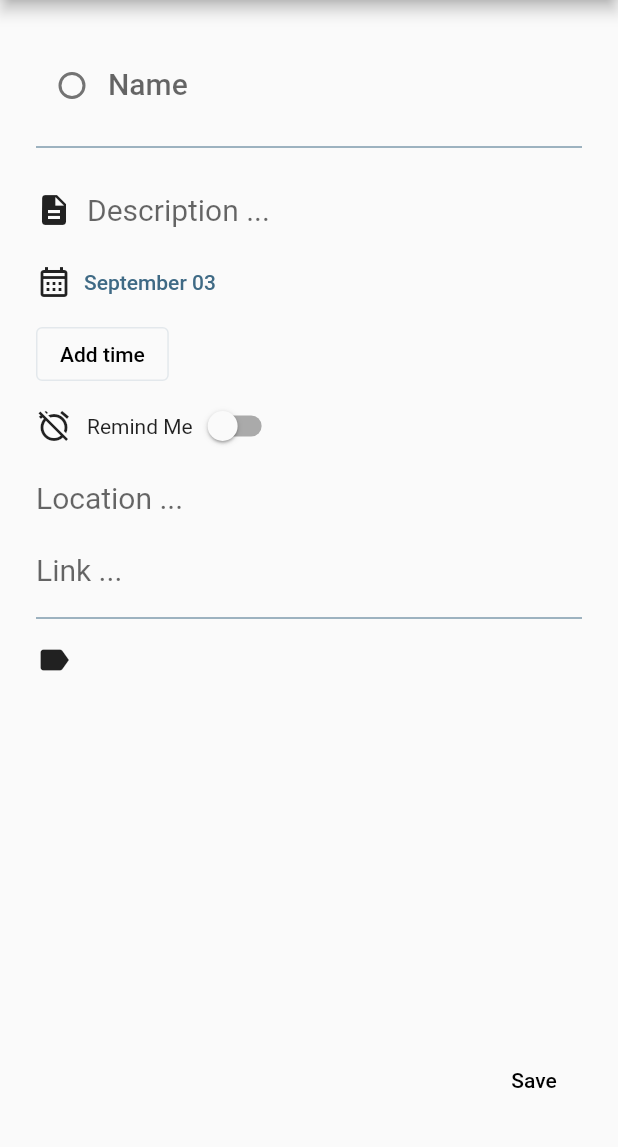
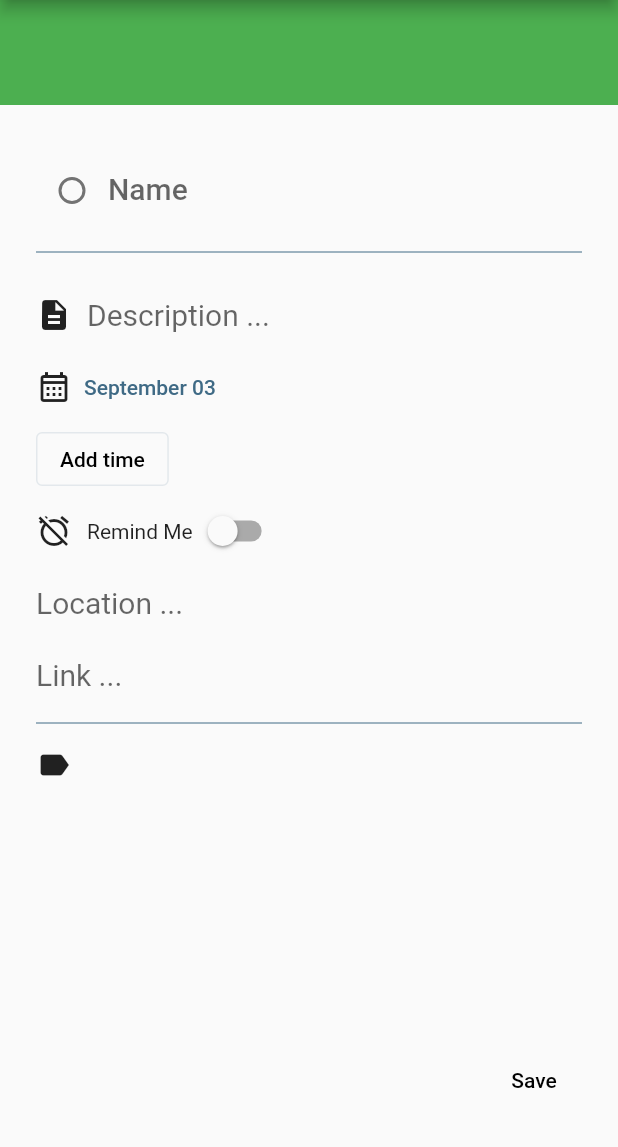
Before and after one commit to nimitz-Bear/nudge, a Flutter app: the ItemPage screen opened directly, on a phone screen of 412 x 824 dp, the part 84-1231 px from its top. Run offline on Flutter 3.47's test engine with Material 2 defaults, Android fonts, the phone set to English and light mode, and no system bars; our stand-ins replace cloud_firestore, firebase_auth, firebase_core, flutter_slidable, google_sign_in, syncfusion_flutter_calendar; missing offline and left inert: flex_color_picker; accounts and stored records are empty.

Commit message:
feat: add color to item model

```diff
--- a/lib/models/item.dart
+++ b/lib/models/item.dart
@@ -1,4 +1,5 @@
 import 'package:cloud_firestore/cloud_firestore.dart';
+import 'package:flutter/material.dart';
 import 'package:nudge/providers/items_provider.dart';
 import 'package:nudge/providers/user_provider.dart';
 
@@ -6,6 +7,7 @@ class TodoItem {
   String itemID = "";
   String itemName;
   String? itemDescription;
+  Color color;
   bool done = false;
   bool isRepeating = false;
   DateTime? time;
@@ -26,6 +28,7 @@ class TodoItem {
       this.done = false,
       this.isRepeating = false,
       this.itemDescription,
+      this.color = Colors.green,
       this.time,
       this.location,
       this.link,
@@ -39,6 +42,7 @@ class TodoItem {
       'itemID': itemID,
       'itemName': itemName,
       'itemDescription': itemDescription ?? "",
+      'color': color.value,
       'done': done,
       'isRepeating': isRepeating,
       'time': time
@@ -58,6 +62,7 @@ class TodoItem {
         itemID: map['itemID'] ?? "",
         itemName: map['itemName'] ?? "",
         itemDescription: map['itemDescription'] ?? "",
+        color: Color(map['color'] ?? Colors.green.value),
         done: map['done'],
         isRepeating: map['isRepeating'],
         time: DateTime.fromMillisecondsSinceEpoch(map['time']),
--- a/lib/screens/calendar_page.dart
+++ b/lib/screens/calendar_page.dart
@@ -149,7 +149,7 @@ class MeetingDataSource extends CalendarDataSource {
 
   @override
   Color getColor(int index) {
-    return Colors.greenAccent; //TODO add a color field to TodoItem
+    return appointments![index].color;
   }
 
   @override
--- a/lib/screens/item_page.dart
+++ b/lib/screens/item_page.dart
@@ -1,3 +1,4 @@
+import 'package:flex_color_picker/flex_color_picker.dart';
 import 'package:flutter/material.dart';
 import 'package:intl/intl.dart';
 import 'package:nudge/models/item.dart';
@@ -31,6 +32,7 @@ class _ItemPageState extends State<ItemPage> {
   var timeFormat = DateFormat.Hm();
   bool showTime = false;
   List<Label> labels = [];
+  Color color = Colors.green;
 
   void onCheckboxChanged(bool? value) {
     setState(() {
@@ -54,6 +56,9 @@ class _ItemPageState extends State<ItemPage> {
     descriptionController.text = item.itemDescription ?? "";
     locationController.text = item.location ?? "";
     linkController.text = item.link ?? "";
+
+    // set the color
+    color = item.color;
 
     // time
     selectedDate = item.time ?? DateTime.now();
@@ -81,6 +86,7 @@ class _ItemPageState extends State<ItemPage> {
     item.isReminder = doNotification;
     item.done = done;
     item.labels = labels.map((e) => e.id).toList();
+    item.color = color;
   }
 
   @override
@@ -90,7 +96,6 @@ class _ItemPageState extends State<ItemPage> {
     setupExistingItem();
     super.initState();
   }
-  // TODO: refactor so that only the date/time picker is Stateful
 
   @override
   Widget build(BuildContext context) {
@@ -104,6 +109,21 @@ class _ItemPageState extends State<ItemPage> {
         ],
       ),
       body: SafeArea(
+        child: Center(
+          child: Column(
+            mainAxisSize: MainAxisSize.min,
+            children: [
+              GestureDetector(
+                onTap: () async {
+                  color = await showColorPickerDialog(context, color);
+                  setState(() {});
+                },
+                child: SizedBox(
+                    height: 70,
+                    width: MediaQuery.of(context).size.width,
+                    child: Container(color: color)),
+              ),
+              Expanded(
                 child: Padding(
                   padding: const EdgeInsets.all(24.0),
                   child: Column(
@@ -113,6 +133,7 @@ class _ItemPageState extends State<ItemPage> {
                       // Row with:
                       //  checkbox
                       //   Title
+
                       Row(
                         children: [
                           Checkbox.adaptive(
@@ -159,6 +180,7 @@ class _ItemPageState extends State<ItemPage> {
                           ),
                         ],
                       ),
+
                       Row(
                         children: [
                           const Icon(Icons.calendar_month_outlined),
@@ -168,7 +190,8 @@ class _ItemPageState extends State<ItemPage> {
 
                               DateTime? test = await showDatePicker(
                                   context: context,
-                          initialDate: DateTime(now.year, now.month, now.day),
+                                  initialDate:
+                                      DateTime(now.year, now.month, now.day),
                                   firstDate: now,
                                   lastDate: DateTime(2101));
 
@@ -178,7 +201,9 @@ class _ItemPageState extends State<ItemPage> {
                             },
                             child: Text(outputFormat.format(selectedDate),
                                 style: TextStyle(
-                            color: Theme.of(context).colorScheme.tertiary)),
+                                    color: Theme.of(context)
+                                        .colorScheme
+                                        .tertiary)),
                           ),
                         ],
                       ),
@@ -189,7 +214,8 @@ class _ItemPageState extends State<ItemPage> {
                                 const Icon(Icons.access_time_filled),
                                 TextButton(
                                     onPressed: () async {
-                              TimeOfDay? chosenTime = await showTimePicker(
+                                      TimeOfDay? chosenTime =
+                                          await showTimePicker(
                                               context: context,
                                               initialTime: TimeOfDay.now());
 
@@ -212,7 +238,7 @@ class _ItemPageState extends State<ItemPage> {
                               ],
                             )
                           : OutlinedButton(
-                      child: Text("Add time"),
+                              child: const Text("Add time"),
                               onPressed: () => setState(() {
                                     showTime = true;
                                   })),
@@ -224,7 +250,8 @@ class _ItemPageState extends State<ItemPage> {
                           Switch(
                             // This bool value toggles the switch.
                             value: doNotification,
-                    activeColor: Theme.of(context).colorScheme.secondary,
+                            activeColor:
+                                Theme.of(context).colorScheme.secondary,
                             onChanged: (bool value) {
                               // called when switch si toggled
                               setState(() {
@@ -246,7 +273,8 @@ class _ItemPageState extends State<ItemPage> {
                               color: Theme.of(context).colorScheme.tertiary,
                               fontSize: 20),
                           decoration: const InputDecoration(
-                      hintText: "Location ...", border: InputBorder.none)),
+                              hintText: "Location ...",
+                              border: InputBorder.none)),
                       TextFormField(
                           controller: linkController,
                           style: TextStyle(
@@ -270,16 +298,19 @@ class _ItemPageState extends State<ItemPage> {
                           }
                         },
                         child: FutureBuilder(
-                  future: LabelsProvider().getLabelsForItem(widget.item),
+                          future:
+                              LabelsProvider().getLabelsForItem(widget.item),
                           builder: (context, snapshot) {
-                    if (snapshot.connectionState == ConnectionState.done) {
+                            if (snapshot.connectionState ==
+                                ConnectionState.done) {
                               return Row(
                                 mainAxisAlignment: MainAxisAlignment.start,
                                 children: [
                                   const Icon(Icons.label),
                                   SizedBox(
                                     height: 40,
-                            width: MediaQuery.of(context).size.width - 80,
+                                    width:
+                                        MediaQuery.of(context).size.width - 80,
                                     child: ListView.builder(
                                       scrollDirection: Axis.horizontal,
                                       itemCount: labels.length,
@@ -289,12 +320,15 @@ class _ItemPageState extends State<ItemPage> {
                                           child: Container(
                                             decoration: BoxDecoration(
                                                 color: labels[index].color,
-                                        borderRadius: const BorderRadius.all(
+                                                borderRadius:
+                                                    const BorderRadius.all(
                                                         Radius.circular(5.0))),
                                             child: Padding(
-                                      padding: const EdgeInsets.all(8.0),
+                                              padding:
+                                                  const EdgeInsets.all(8.0),
                                               child: Text(labels[index].name,
-                                          style: const TextStyle(height: 1.1)),
+                                                  style: const TextStyle(
+                                                      height: 1.1)),
                                             ),
                                           ),
                                         );
@@ -318,16 +352,18 @@ class _ItemPageState extends State<ItemPage> {
                         child: TextButton(
                           child: const Text("Save"),
                           onPressed: () {
+                            // print(widget.item!.toMap());
                             if (titleController.text.isEmpty) {
-                      showErrorDialog(context, "Title of task can't be empty!");
+                              showErrorDialog(
+                                  context, "Title of task can't be empty!");
                               return;
                             }
 
                             // TODO: move this to the ItemsProvider
                             // if the widget item doesnt exist, make a new one, else update
                             if (widget.item == null) {
-                      TodoItem item =
-                          TodoItem(itemID: "", itemName: titleController.text);
+                              TodoItem item = TodoItem(
+                                  itemID: "", itemName: titleController.text);
 
                               saveFields(item);
 
@@ -349,6 +385,10 @@ class _ItemPageState extends State<ItemPage> {
                   ),
                 ),
               ),
+            ],
+          ),
+        ),
+      ),
     );
   }
 }
```
Lines whose indentation alone changed are shown as unchanged.
